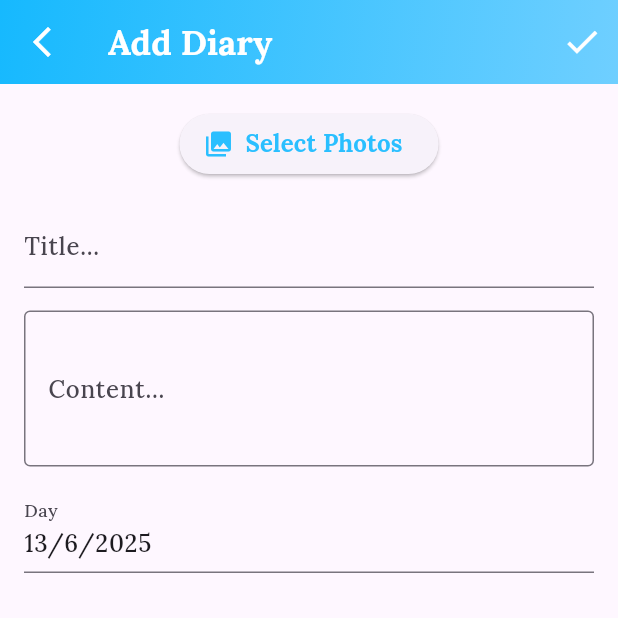
After one commit to manhnt2310/honey_diary, a Flutter app: the JournalAdditionView screen opened directly, on a phone screen of 412 x 824 dp, the top half of it. The commit adds this screen. Run offline on Flutter 3.47's test engine with Material 3 defaults, Android fonts, the light colour scheme and no system bars; our stand-ins replace bloc, equatable, flutter_bloc, geocoding, geolocator, get and 9 more; accounts and stored records are empty.

Commit message:
[Journal Addition] Refactor to Bloc

```diff
--- a/lib/presentation/diary/presentation/diary_screen.dart
+++ b/lib/presentation/diary/presentation/diary_screen.dart
@@ -5,6 +5,7 @@ import 'package:readmore/readmore.dart';
 
 import '../../../shared/utils/helpers/database_helper.dart';
 import '../../journal_addition/add_journal_screen.dart';
+import '../../journal_addition/presentation/journal_addition_page.dart';
 import '../../journal_detail/journal_detail_screen.dart';
 
 class Journal {
--- /dev/null
+++ b/lib/presentation/journal_addition/bloc/journal_addition_event.dart
@@ -0,0 +1,35 @@
+import '../../../domain/entities/journal.dart';
+
+abstract class JournalAdditionEvent {}
+
+class InitializeJournalAddition extends JournalAdditionEvent {
+  final Journal? journal;
+  InitializeJournalAddition(this.journal);
+}
+
+class TitleChanged extends JournalAdditionEvent {
+  final String title;
+  TitleChanged(this.title);
+}
+
+class DescriptionChanged extends JournalAdditionEvent {
+  final String description;
+  DescriptionChanged(this.description);
+}
+
+class DateChanged extends JournalAdditionEvent {
+  final DateTime date;
+  DateChanged(this.date);
+}
+
+class ImagesChanged extends JournalAdditionEvent {
+  final List<String> imagePaths;
+  ImagesChanged(this.imagePaths);
+}
+
+class SaveJournal extends JournalAdditionEvent {}
+
+class JournalSaved extends JournalAdditionEvent {
+  final Journal journal;
+  JournalSaved(this.journal);
+}
--- /dev/null
+++ b/lib/presentation/journal_addition/bloc/journal_addition_state.dart
@@ -0,0 +1,38 @@
+import '../../../domain/entities/journal.dart';
+
+class JournalAdditionState {
+  final String title;
+  final String description;
+  final DateTime date;
+  final List<String> imagePaths;
+  final Journal? journal;
+  final bool showError;
+
+  JournalAdditionState({
+    this.title = '',
+    this.description = '',
+    DateTime? date,
+    List<String>? imagePaths,
+    this.journal,
+    this.showError = false,
+  }) : date = date ?? DateTime.now(),
+       imagePaths = imagePaths ?? [];
+
+  JournalAdditionState copyWith({
+    String? title,
+    String? description,
+    DateTime? date,
+    List<String>? imagePaths,
+    Journal? journal,
+    bool? showError,
+  }) {
+    return JournalAdditionState(
+      title: title ?? this.title,
+      description: description ?? this.description,
+      date: date ?? this.date,
+      imagePaths: imagePaths ?? this.imagePaths,
+      journal: journal ?? this.journal,
+      showError: showError ?? this.showError,
+    );
+  }
+}
--- /dev/null
+++ b/lib/presentation/journal_addition/presentation/journal_addition_view.dart
@@ -0,0 +1,238 @@
+// add_journal_view.dart
+import 'dart:io';
+import 'package:flutter/cupertino.dart';
+import 'package:flutter/material.dart';
+import 'package:flutter_bloc/flutter_bloc.dart';
+import 'package:image_picker/image_picker.dart';
+import 'package:intl/intl.dart';
+import '../bloc/journal_addition_bloc.dart';
+import '../bloc/journal_addition_event.dart';
+import '../bloc/journal_addition_state.dart';
+
+class JournalAdditionView extends StatefulWidget {
+  const JournalAdditionView({super.key});
+
+  @override
+  State<JournalAdditionView> createState() => _JournalAdditionViewState();
+}
+
+class _JournalAdditionViewState extends State<JournalAdditionView> {
+  final PageController _pageController = PageController(viewportFraction: 0.8);
+  int _currentPage = 0;
+
+  @override
+  void dispose() {
+    _pageController.dispose();
+    super.dispose();
+  }
+
+  Future<void> _pickImages(BuildContext context) async {
+    final picker = ImagePicker();
+    final picked = await picker.pickMultiImage();
+    if (picked.isNotEmpty) {
+      final paths = picked.map((f) => f.path).toList();
+      context.read<JournalAdditionBloc>().add(ImagesChanged(paths));
+      // Reset carousel to first page
+      setState(() {
+        _currentPage = 0;
+      });
+      _pageController.jumpToPage(0);
+    }
+  }
+
+  Future<void> _pickDate(BuildContext context) async {
+    final bloc = context.read<JournalAdditionBloc>();
+    showCupertinoModalPopup(
+      context: context,
+      builder:
+          (_) => Container(
+            height: 250,
+            color: Colors.white,
+            child: Column(
+              children: [
+                SizedBox(
+                  height: 200,
+                  child: CupertinoDatePicker(
+                    initialDateTime: bloc.state.date,
+                    mode: CupertinoDatePickerMode.date,
+                    onDateTimeChanged: (d) => bloc.add(DateChanged(d)),
+                  ),
+                ),
+                TextButton(
+                  onPressed: () => Navigator.pop(context),
+                  child: const Text(
+                    'Done',
+                    style: TextStyle(color: Color.fromARGB(255, 22, 185, 254)),
+                  ),
+                ),
+              ],
+            ),
+          ),
+    );
+  }
+
+  void _save(BuildContext context) =>
+      context.read<JournalAdditionBloc>().add(SaveJournal());
+
+  @override
+  Widget build(BuildContext context) {
+    return BlocListener<JournalAdditionBloc, JournalAdditionState>(
+      listener: (context, state) {
+        if (state.showError) {
+          ScaffoldMessenger.of(context).showSnackBar(
+            const SnackBar(content: Text('Please enter a title!')),
+          );
+        }
+        final orig = state.journal;
+        if (!state.showError && orig != null) Navigator.pop(context, orig);
+      },
+      child: BlocBuilder<JournalAdditionBloc, JournalAdditionState>(
+        builder: (context, state) {
+          final dateStr = DateFormat('d/M/yyyy').format(state.date);
+          return Scaffold(
+            appBar: AppBar(
+              backgroundColor: Colors.transparent,
+              flexibleSpace: Container(
+                decoration: const BoxDecoration(
+                  gradient: LinearGradient(
+                    colors: [
+                      Color.fromARGB(255, 22, 185, 254),
+                      Color.fromARGB(255, 111, 207, 255),
+                    ],
+                    begin: Alignment.topLeft,
+                    end: Alignment.bottomRight,
+                  ),
+                ),
+              ),
+              title: const Text(
+                'Add Diary',
+                style: TextStyle(
+                  color: Colors.white,
+                  fontWeight: FontWeight.bold,
+                  fontSize: 23,
+                ),
+              ),
+              leading: IconButton(
+                icon: const Icon(Icons.arrow_back_ios_new, color: Colors.white),
+                onPressed: () => Navigator.pop(context),
+              ),
+              actions: [
+                IconButton(
+                  onPressed: () => _save(context),
+                  icon: const Icon(Icons.check, color: Colors.white, size: 27),
+                ),
+              ],
+            ),
+            body: SingleChildScrollView(
+              padding: const EdgeInsets.all(16),
+              child: Column(
+                children: [
+                  ElevatedButton.icon(
+                    onPressed: () => _pickImages(context),
+                    icon: const Icon(
+                      Icons.photo_library,
+                      color: Color.fromARGB(255, 42, 191, 255),
+                      size: 20,
+                    ),
+                    label: const Text(
+                      'Select Photos',
+                      style: TextStyle(
+                        color: Color.fromARGB(255, 42, 191, 255),
+                        fontWeight: FontWeight.bold,
+                        fontSize: 16,
+                      ),
+                    ),
+                  ),
+                  const SizedBox(height: 16),
+                  if (state.imagePaths.isNotEmpty) ...[
+                    SizedBox(
+                      height: 280,
+                      child: PageView.builder(
+                        controller: _pageController,
+                        itemCount: state.imagePaths.length,
+                        onPageChanged:
+                            (index) => setState(() => _currentPage = index),
+                        itemBuilder:
+                            (ctx, i) => Padding(
+                              padding: const EdgeInsets.symmetric(
+                                horizontal: 5,
+                              ),
+                              child: ClipRRect(
+                                borderRadius: BorderRadius.circular(10),
+                                child: AspectRatio(
+                                  aspectRatio: 1,
+                                  child: Image.file(
+                                    File(state.imagePaths[i]),
+                                    fit: BoxFit.cover,
+                                  ),
+                                ),
+                              ),
+                            ),
+                      ),
+                    ),
+                    const SizedBox(height: 8),
+                    Row(
+                      mainAxisAlignment: MainAxisAlignment.center,
+                      children: List.generate(
+                        state.imagePaths.length,
+                        (i) => AnimatedContainer(
+                          duration: const Duration(milliseconds: 300),
+                          margin: const EdgeInsets.symmetric(horizontal: 4),
+                          width: i == _currentPage ? 10 : 6,
+                          height: i == _currentPage ? 10 : 6,
+                          decoration: BoxDecoration(
+                            color:
+                                i == _currentPage
+                                    ? Colors.pinkAccent
+                                    : Colors.grey,
+                            shape: BoxShape.circle,
+                          ),
+                        ),
+                      ),
+                    ),
+                    const SizedBox(height: 15),
+                  ],
+                  TextField(
+                    onChanged:
+                        (v) => context.read<JournalAdditionBloc>().add(
+                          TitleChanged(v),
+                        ),
+                    controller: TextEditingController(text: state.title),
+                    decoration: const InputDecoration(
+                      labelText: 'Title...',
+                      hintText: 'Enter title...',
+                    ),
+                  ),
+                  const SizedBox(height: 15),
+                  TextField(
+                    onChanged:
+                        (v) => context.read<JournalAdditionBloc>().add(
+                          DescriptionChanged(v),
+                        ),
+                    controller: TextEditingController(text: state.description),
+                    maxLines: 3,
+                    decoration: const InputDecoration(
+                      labelText: 'Content...',
+                      hintText: 'Write your diary here...',
+                      border: OutlineInputBorder(),
+                    ),
+                  ),
+                  const SizedBox(height: 15),
+                  GestureDetector(
+                    onTap: () => _pickDate(context),
+                    child: AbsorbPointer(
+                      child: TextFormField(
+                        controller: TextEditingController(text: dateStr),
+                        decoration: const InputDecoration(labelText: 'Day'),
+                      ),
+                    ),
+                  ),
+                ],
+              ),
+            ),
+          );
+        },
+      ),
+    );
+  }
+}
```
Also changed, not shown: lib/presentation/journal_addition/bloc/journal_addition_bloc.dart (added, +65 -0 lines), lib/presentation/journal_addition/presentation/journal_addition_page.dart (added, +22 -0 lines).
